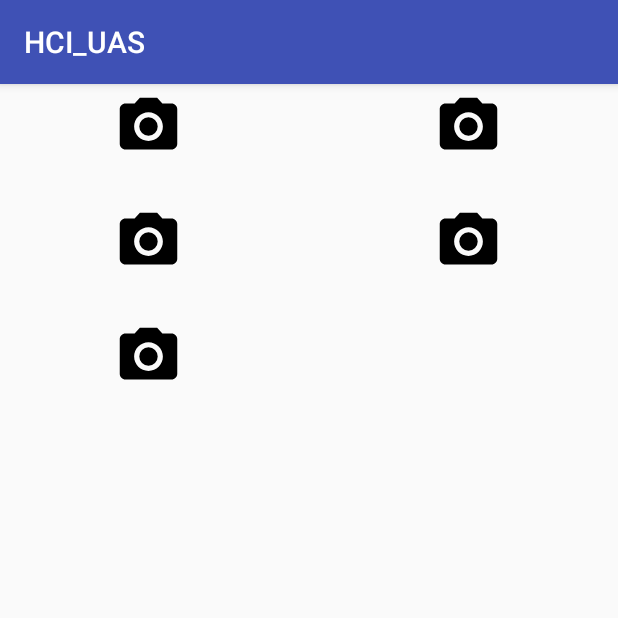
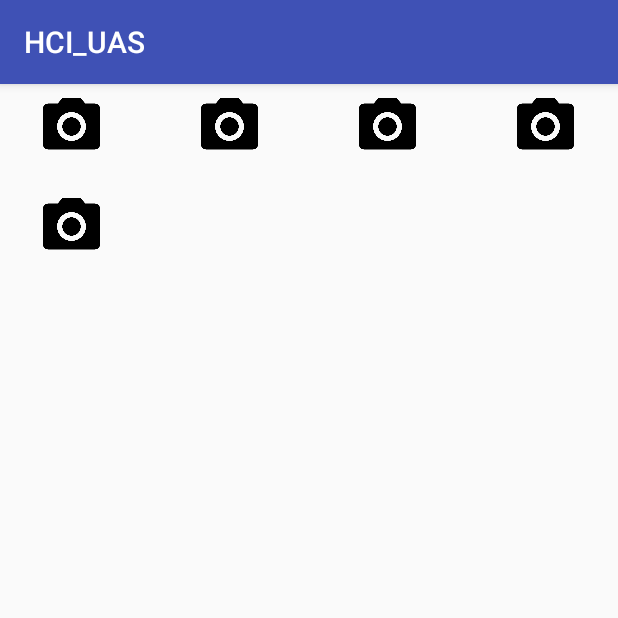
Before and after one commit to RuneXa/HCI-fluffy-octo-fiesta, an Android app: the fragment JobCategoryFragment shown on its own in the app's theme, on a phone screen of 412 x 824 dp, the top half of it. Run offline under Robolectric (Android 15) with nearby library versions, the phone set to English and light mode, and no system bars.

Commit message:
+Page Job, Start, Main, Bantuan

```diff
--- a/app/build.gradle
+++ b/app/build.gradle
@@ -26,4 +26,6 @@ dependencies {
     compile 'com.android.support:design:24.2.0'
     compile 'com.google.android.gms:play-services:9.4.0'
     compile 'com.android.support:support-v4:24.2.0'
+    compile 'com.android.support:cardview-v7:24.2.0'
+    compile 'com.android.support:recyclerview-v7:24.2.0'
 }
--- a/app/src/main/java/com/runexa/hci_uas/HomeFragment.java
+++ b/app/src/main/java/com/runexa/hci_uas/JobCategoryFragment.java
@@ -1,7 +1,6 @@
 package com.runexa.hci_uas;
 
 import android.content.Context;
-import android.net.Uri;
 import android.os.Bundle;
 import android.support.v4.app.Fragment;
 import android.view.LayoutInflater;
@@ -9,9 +8,9 @@ import android.view.View;
 import android.view.ViewGroup;
 import android.widget.GridView;
 
-public class HomeFragment extends Fragment {
+public class JobCategoryFragment extends Fragment {
 
-    public HomeFragment() {
+    public JobCategoryFragment() {
         // Required empty public constructor
     }
 
@@ -25,9 +24,9 @@ public class HomeFragment extends Fragment {
     public View onCreateView(LayoutInflater inflater, ViewGroup container,
                              Bundle savedInstanceState) {
         // Inflate the layout for this fragment
-        View v = inflater.inflate(R.layout.fragment_home, container, false);
-        GridView gv = (GridView) v.findViewById(R.id.home_gridview);
-        gv.setAdapter(new HomeFragmentAdapter(this.getContext()));
+        View v = inflater.inflate(R.layout.fragment_job_category, container, false);
+        GridView gv = (GridView) v.findViewById(R.id.jobCategory_gridview);
+        gv.setAdapter(new JobCategoryFragmentAdapter(this.getContext()));
 
         return v;
     }
--- a/app/src/main/java/com/runexa/hci_uas/HomeFragmentAdapter.java
+++ b/app/src/main/java/com/runexa/hci_uas/JobCategoryFragmentAdapter.java
@@ -11,11 +11,11 @@ import android.widget.ImageView;
  * Created by richi on 11/11/2016.
  */
 
-public class HomeFragmentAdapter extends BaseAdapter {
+public class JobCategoryFragmentAdapter extends BaseAdapter {
 
     private Context mContext;
 
-    public HomeFragmentAdapter(Context c) {
+    public JobCategoryFragmentAdapter(Context c) {
         mContext = c;
     }
 
--- a/app/src/main/java/com/runexa/hci_uas/MainActivity.java
+++ b/app/src/main/java/com/runexa/hci_uas/MainActivity.java
@@ -34,7 +34,7 @@ public class MainActivity extends AppCompatActivity
         navigationView.setNavigationItemSelectedListener(this);
 
         FragmentManager fm = getSupportFragmentManager();
-        fm.beginTransaction().replace(R.id.frame_main,new HomeFragment()).commit();
+        fm.beginTransaction().replace(R.id.frame_main,new JobListFragment()).commit();
     }
 
     @Override
--- a/app/src/main/res/layout/fragment_home.xml
+++ b/app/src/main/res/layout/fragment_job_category.xml
@@ -1,11 +1,11 @@
 <GridView xmlns:android="http://schemas.android.com/apk/res/android"
-    android:id="@+id/home_gridview"
+    android:id="@+id/jobCategory_gridview"
     android:layout_width="match_parent"
     android:layout_height="match_parent"
     android:columnWidth="90dp"
-    android:numColumns="2"
-    android:verticalSpacing="20dp"
-    android:horizontalSpacing="15dp"
+    android:numColumns="auto_fit"
+    android:verticalSpacing="10dp"
+    android:horizontalSpacing="10dp"
     android:stretchMode="columnWidth"
     android:gravity="center"
     />
--- /dev/null
+++ b/app/src/main/res/layout/fragment_start_pager.xml
@@ -0,0 +1,6 @@
+<ImageView xmlns:android="http://schemas.android.com/apk/res/android"
+    xmlns:tools="http://schemas.android.com/tools"
+    android:id="@+id/start_image"
+    android:layout_width="match_parent"
+    android:layout_height="match_parent"
+    />
```
Also changed, not shown: app/src/main/AndroidManifest.xml (+7 -4 lines), app/src/main/java/com/runexa/hci_uas/BantuanFragment.java (added, +29 -0 lines), app/src/main/java/com/runexa/hci_uas/JobListFragment.java (added, +56 -0 lines), app/src/main/java/com/runexa/hci_uas/JobListFragmentAdapter.java (added, +66 -0 lines), app/src/main/java/com/runexa/hci_uas/StartActivity.java (added, +116 -0 lines), app/src/main/res/layout/activity_start.xml (added, +27 -0 lines), app/src/main/res/layout/card_job_list.xml (added, +17 -0 lines), app/src/main/res/layout/fragment_bantuan.xml (added, +13 -0 lines), app/src/main/res/layout/fragment_job_list.xml (added, +14 -0 lines).
